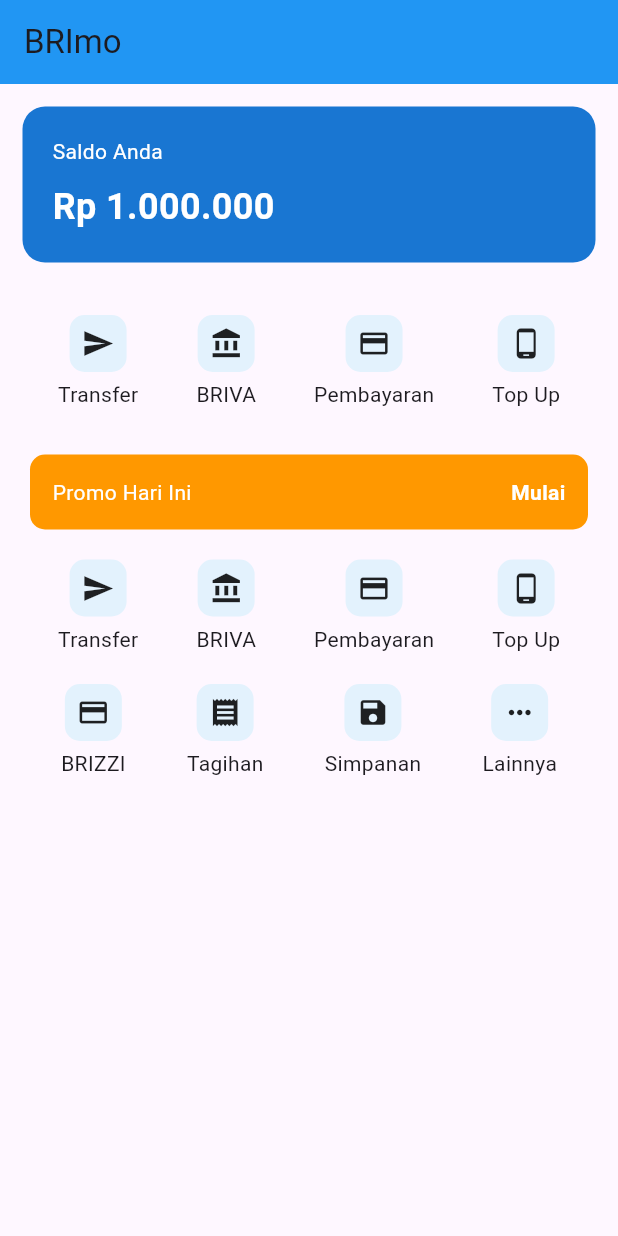
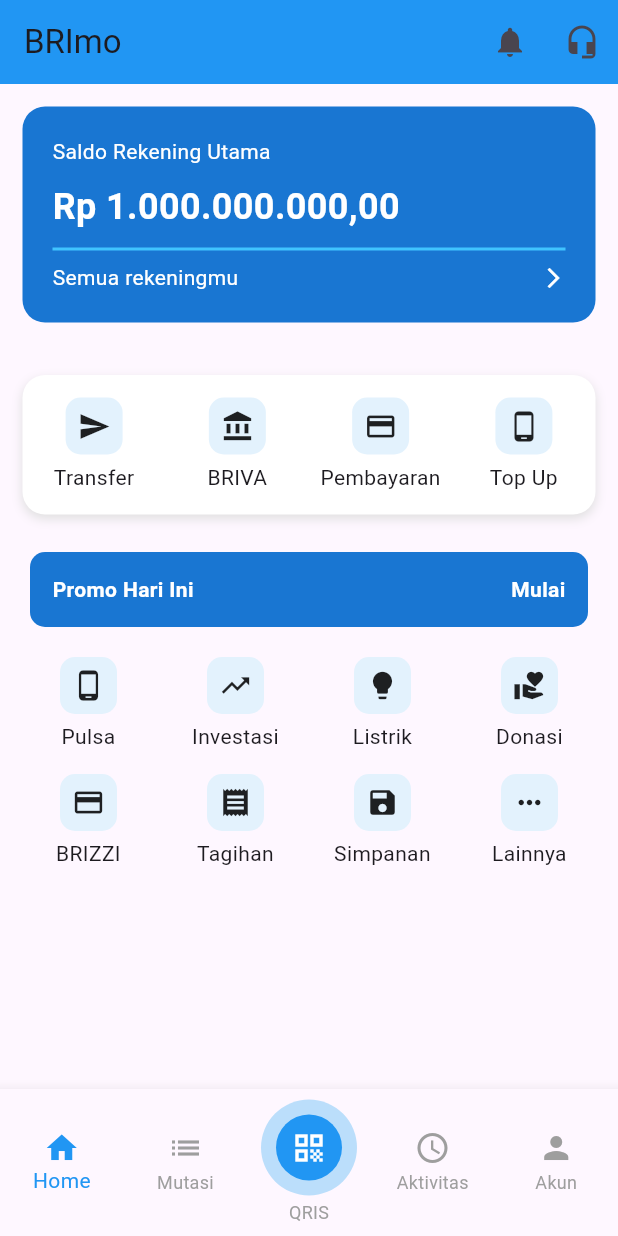
Before and after one commit to Mahrus88/brimo_app, a Flutter app: the screen it shows after launch, on a phone screen of 412 x 824 dp. Run offline on Flutter 3.47's test engine with Material 3 defaults, Android fonts, the phone set to English and light mode, and no system bars.

Commit message:
final tampilan brimo sederhana untuk uts

```diff
--- a/lib/main.dart
+++ b/lib/main.dart
@@ -21,7 +21,18 @@
       appBar: AppBar(
         title: Text("BRImo"),
         backgroundColor: Colors.blue,
+        actions: [
+          IconButton(
+            icon: Icon(Icons.notifications),
+            onPressed: () {},
           ),
+          IconButton(
+            icon: Icon(Icons.headset_mic),
+            onPressed: () {},
+          ),
+        ],
+      ),
+
       body: SingleChildScrollView(
         child: Column(
           children: [
@@ -38,17 +49,35 @@
                 crossAxisAlignment: CrossAxisAlignment.start,
                 children: [
                   Text(
-                  "Saldo Anda",
+                    "Saldo Rekening Utama",
                     style: TextStyle(color: Colors.white),
                   ),
                   SizedBox(height: 10),
                   Text(
-                  "Rp 1.000.000",
+                    "Rp 1.000.000.000,00",
                     style: TextStyle(
                       color: Colors.white,
                       fontSize: 24,
                       fontWeight: FontWeight.bold,
                     ),
+                  ),
+                  SizedBox(height: 10),
+                  Container(
+                    height: 2,
+                    width: double.infinity,
+                    color: Colors.lightBlueAccent,
+                  ),
+                  SizedBox(height: 8),
+                  Row(
+                    mainAxisAlignment: MainAxisAlignment.spaceBetween,
+                    children: [
+                      Text(
+                        "Semua rekeningmu",
+                        style: TextStyle(color: Colors.white),
+                      ),
+                      Icon(Icons.arrow_forward_ios,
+                          color: Colors.white, size: 16),
+                    ],
                   ),
                 ],
               ),
@@ -56,22 +85,39 @@
 
             SizedBox(height: 20),
 
-          // 🔲 MENU
-          Row(
-            mainAxisAlignment: MainAxisAlignment.spaceEvenly,
-            children: [
-              menuItem(Icons.send, "Transfer"),
-              menuItem(Icons.account_balance, "BRIVA"),
-              menuItem(Icons.payment, "Pembayaran"),
-              menuItem(Icons.phone_android, "Top Up"),
+            // 🔲 MENU UTAMA
+            Container(
+              margin: EdgeInsets.symmetric(horizontal: 15),
+              padding: EdgeInsets.symmetric(vertical: 15),
+              decoration: BoxDecoration(
+                color: Colors.white,
+                borderRadius: BorderRadius.circular(15),
+                boxShadow: [
+                  BoxShadow(
+                    color: Colors.grey.shade300,
+                    blurRadius: 5,
+                    offset: Offset(0, 3),
+                  )
                 ],
               ),
-          SizedBox(height: 30),
+              child: Row(
+                children: [
+                  Expanded(child: menuItem(Icons.send, "Transfer")),
+                  Expanded(child: menuItem(Icons.account_balance, "BRIVA")),
+                  Expanded(child: menuItem(Icons.payment, "Pembayaran")),
+                  Expanded(child: menuItem(Icons.phone_android, "Top Up")),
+                ],
+              ),
+            ),
+
+            SizedBox(height: 25),
+
+            // 🔵 PROMO
             Container(
               margin: EdgeInsets.symmetric(horizontal: 20),
               padding: EdgeInsets.all(15),
               decoration: BoxDecoration(
-              color: Colors.orange,
+                color: Colors.blue[700],
                 borderRadius: BorderRadius.circular(10),
               ),
               child: Row(
@@ -79,7 +125,10 @@
                 children: [
                   Text(
                     "Promo Hari Ini",
-                  style: TextStyle(color: Colors.white),
+                    style: TextStyle(
+                      color: Colors.white,
+                      fontWeight: FontWeight.bold,
+                    ),
                   ),
                   Text(
                     "Mulai",
@@ -91,34 +140,90 @@
                 ],
               ),
             ),
+
             SizedBox(height: 20),
+
+            // 🔲 MENU TAMBAHAN (8)
+            Padding(
+              padding: EdgeInsets.symmetric(horizontal: 10),
+              child: Column(
+                children: [
                   Row(
-            mainAxisAlignment: MainAxisAlignment.spaceEvenly,
                     children: [
-              menuItem(Icons.send, "Transfer"),
-              menuItem(Icons.account_balance, "BRIVA"),
-              menuItem(Icons.payment, "Pembayaran"),
-              menuItem(Icons.phone_android, "Top Up"),
+                      Expanded(child: menuItem(Icons.phone_android, "Pulsa")),
+                      Expanded(child: menuItem(Icons.trending_up, "Investasi")),
+                      Expanded(child: menuItem(Icons.lightbulb, "Listrik")),
+                      Expanded(child: menuItem(Icons.volunteer_activism, "Donasi")),
                     ],
                   ),
-          SizedBox(height: 20),
+                  SizedBox(height: 15),
                   Row(
-            mainAxisAlignment: MainAxisAlignment.spaceEvenly,
                     children: [
-              menuItem(Icons.credit_card, "BRIZZI"),
-              menuItem(Icons.receipt, "Tagihan"),
-              menuItem(Icons.save, "Simpanan"),
-              menuItem(Icons.more_horiz, "Lainnya"),
+                      Expanded(child: menuItem(Icons.credit_card, "BRIZZI")),
+                      Expanded(child: menuItem(Icons.receipt, "Tagihan")),
+                      Expanded(child: menuItem(Icons.save, "Simpanan")),
+                      Expanded(child: menuItem(Icons.more_horiz, "Lainnya")),
                     ],
                   ),
                 ],
               ),
             ),
+
+            SizedBox(height: 20),
+          ],
+        ),
+      ),
+
+      // 🔻 BOTTOM NAV
+      bottomNavigationBar: BottomNavigationBar(
+        type: BottomNavigationBarType.fixed,
+        selectedItemColor: Colors.blue,
+        unselectedItemColor: Colors.grey,
+        items: [
+          BottomNavigationBarItem(
+            icon: Icon(Icons.home),
+            label: "Home",
+          ),
+          BottomNavigationBarItem(
+            icon: Icon(Icons.list),
+            label: "Mutasi",
+          ),
+          BottomNavigationBarItem(
+            icon: Container(
+              padding: EdgeInsets.all(10),
+              decoration: BoxDecoration(
+                shape: BoxShape.circle,
+                color: Colors.blue[100],
+              ),
+              child: Container(
+                padding: EdgeInsets.all(10),
+                decoration: BoxDecoration(
+                  shape: BoxShape.circle,
+                  color: Colors.blue,
+                ),
+                child: Icon(Icons.qr_code, color: Colors.white),
+              ),
+            ),
+            label: "QRIS",
+          ),
+          BottomNavigationBarItem(
+            icon: Icon(Icons.access_time),
+            label: "Aktivitas",
+          ),
+          BottomNavigationBarItem(
+            icon: Icon(Icons.person),
+            label: "Akun",
+          ),
+        ],
+      ),
     );
   }
 }
+
+// 🔧 MENU ITEM
 Widget menuItem(IconData icon, String text) {
   return Column(
+    mainAxisAlignment: MainAxisAlignment.center,
     children: [
       Container(
         padding: EdgeInsets.all(8),
@@ -129,7 +234,10 @@
         child: Icon(icon, size: 22),
       ),
       SizedBox(height: 5),
-                Text(text),
+      Text(
+        text,
+        textAlign: TextAlign.center,
+      ),
     ],
   );
 }
```
Lines whose indentation alone changed are shown as unchanged.
